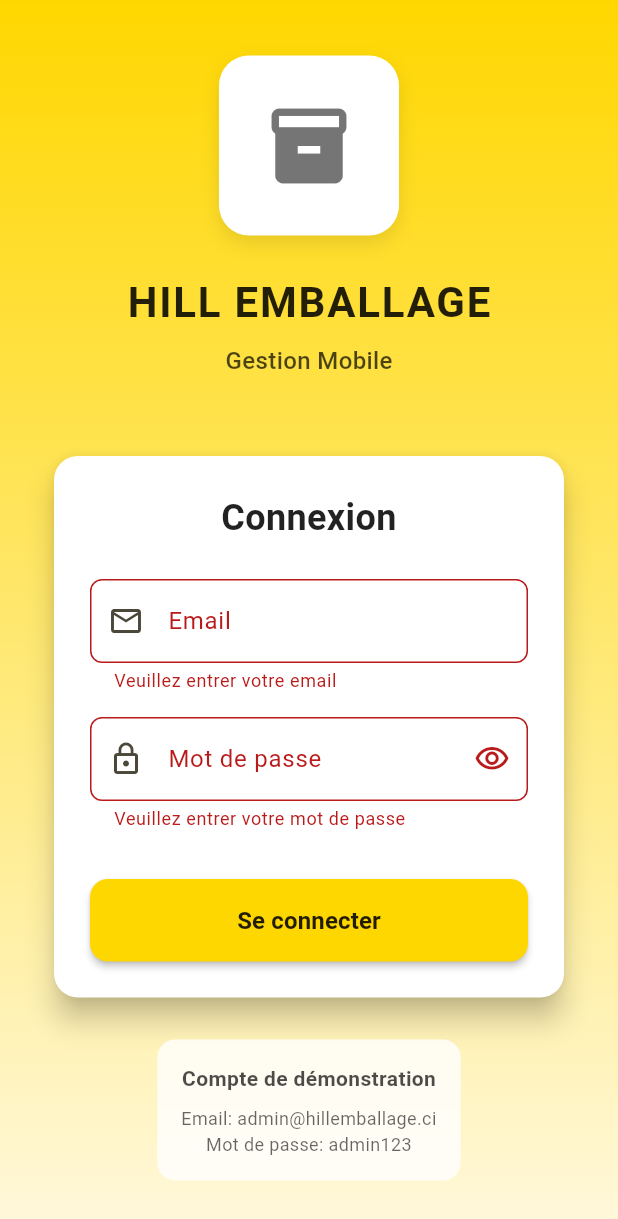
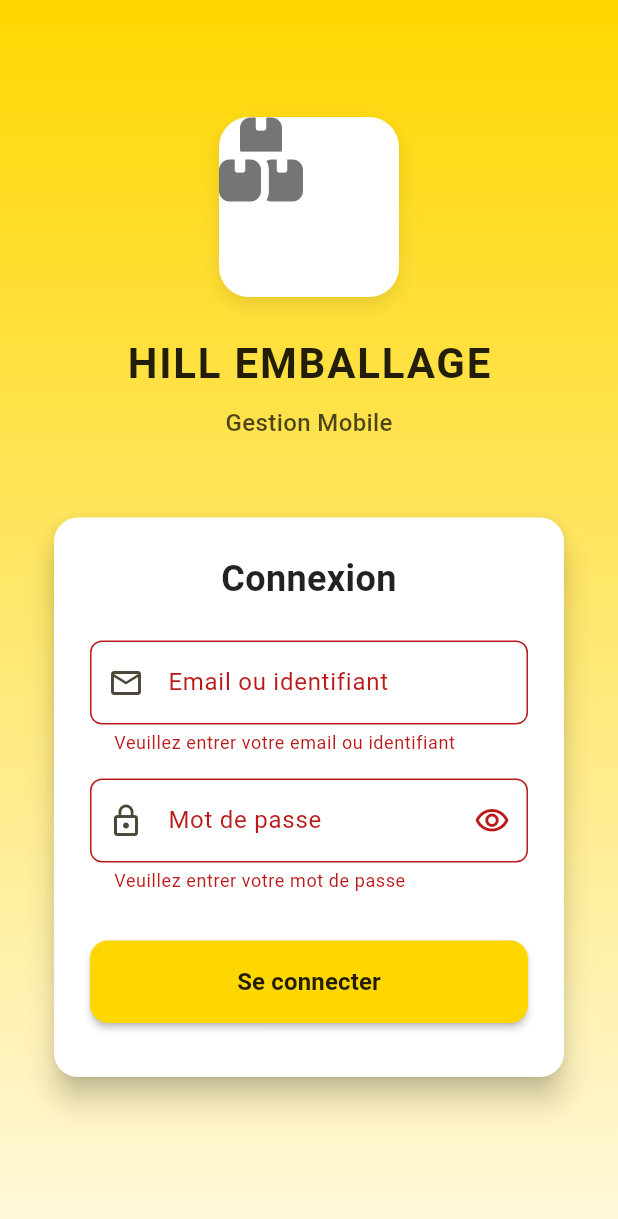
Before and after one commit to pytharchimede/hill_emballage_erp, a Flutter app: the screen it shows after launch, after a tap on "Se connecter", on a phone screen of 412 x 824 dp. Shown: the top 1219 px of the screen. Run offline on Flutter 3.47's test engine with Material 3 defaults, Android fonts, the phone set to English and light mode, and no system bars; our stand-ins replace font_awesome_flutter, shared_preferences; accounts and stored records are empty.

Commit message:
Update app mobile

```diff
--- a/app_mobile/lib/providers/auth_provider.dart
+++ b/app_mobile/lib/providers/auth_provider.dart
@@ -1,6 +1,8 @@
 import 'package:flutter/material.dart';
 import '../models/user.dart';
 import '../services/auth_service.dart';
+import '../services/api_service.dart';
+import '../utils/storage.dart';
 
 class AuthProvider extends ChangeNotifier {
   User? _user;
@@ -20,12 +22,21 @@ class AuthProvider extends ChangeNotifier {
   }
 
   Future<void> _initialize() async {
-    // Initialisation au démarrage: vérifie le token une seule fois
+    // Initialisation au démarrage: restaurer session locale (token + user)
     _isLoading = true;
     notifyListeners();
 
     try {
-      await _verifyAndSetAuth();
+      final savedToken = await Storage.getToken();
+      final savedUser = await Storage.getUser();
+      if (savedToken != null && savedToken.isNotEmpty && savedUser != null) {
+        ApiService.setAuthToken(savedToken);
+        _user = User.fromJson(savedUser);
+        _isAuthenticated = true;
+      } else {
+        _user = null;
+        _isAuthenticated = false;
+      }
     } finally {
       _initialized = true;
       _isLoading = false;
@@ -33,22 +44,7 @@ class AuthProvider extends ChangeNotifier {
     }
   }
 
-  Future<void> _verifyAndSetAuth() async {
-    try {
-      final response = await AuthService.verifyToken();
-
-      if (response['success'] == true) {
-        _user = User.fromJson(response['user']);
-        _isAuthenticated = true;
-      } else {
-        _user = null;
-        _isAuthenticated = false;
-      }
-    } catch (_) {
-      _user = null;
-      _isAuthenticated = false;
-    }
-  }
+  // Ancienne vérification via endpoint token: non utilisée (backend non requis)
 
   // Connexion
   Future<bool> login(String email, String password) async {
@@ -61,6 +57,12 @@ class AuthProvider extends ChangeNotifier {
       if (response['success'] == true) {
         _user = User.fromJson(response['user']);
         _isAuthenticated = true;
+        // Persister token et user
+        final token = response['token'] as String?;
+        if (token != null && token.isNotEmpty) {
+          await Storage.saveToken(token);
+        }
+        await Storage.saveUser(_user!.toJson());
         notifyListeners();
         return true;
       } else {
@@ -83,18 +85,16 @@ class AuthProvider extends ChangeNotifier {
       _user = null;
       _isAuthenticated = false;
       _clearError();
+      // Nettoyer le stockage
+      await Storage.clearToken();
+      await Storage.clearUser();
       notifyListeners();
     }
   }
 
   // Vérification du token au démarrage
   Future<void> checkAuthStatus() async {
-    _setLoading(true);
-    try {
-      await _verifyAndSetAuth();
-    } finally {
-      _setLoading(false);
-    }
+    // Optionnel: pourrait appeler une API /me si disponible
   }
 
   // Mise à jour du profil
--- a/app_mobile/lib/screens/clients_screen.dart
+++ b/app_mobile/lib/screens/clients_screen.dart
@@ -5,8 +5,7 @@ class ClientsScreen extends StatelessWidget {
 
   @override
   Widget build(BuildContext context) {
-    return const Scaffold(
-      body: Center(
+    return const Center(
       child: Text(
         'Écran Clients\n(En développement)',
         textAlign: TextAlign.center,
@@ -15,7 +14,6 @@ class ClientsScreen extends StatelessWidget {
           color: Colors.grey,
         ),
       ),
-      ),
     );
   }
 }
--- a/app_mobile/lib/screens/login_screen.dart
+++ b/app_mobile/lib/screens/login_screen.dart
@@ -1,5 +1,6 @@
 import 'package:flutter/material.dart';
 import 'package:provider/provider.dart';
+import 'package:font_awesome_flutter/font_awesome_flutter.dart';
 import '../providers/auth_provider.dart';
 
 class LoginScreen extends StatefulWidget {
@@ -21,6 +22,8 @@ class _LoginScreenState extends State<LoginScreen> {
     _passwordController.dispose();
     super.dispose();
   }
+
+  // Plus de paramètres serveur: base URL fixée dans le code.
 
   Future<void> _login() async {
     if (_formKey.currentState!.validate()) {
@@ -78,9 +81,9 @@ class _LoginScreenState extends State<LoginScreen> {
                         ),
                       ],
                     ),
-                    child: const Icon(
-                      Icons.inventory_2,
-                      size: 60,
+                    child: const FaIcon(
+                      FontAwesomeIcons.boxesStacked,
+                      size: 56,
                       color: Color(0xFF757575),
                     ),
                   ),
@@ -129,21 +132,18 @@ class _LoginScreenState extends State<LoginScreen> {
                             ),
                             const SizedBox(height: 24),
 
-                            // Email
+                            // Email ou identifiant
                             TextFormField(
                               controller: _emailController,
                               keyboardType: TextInputType.emailAddress,
                               decoration: const InputDecoration(
-                                labelText: 'Email',
+                                labelText: 'Email ou identifiant',
                                 prefixIcon: Icon(Icons.email_outlined),
-                                hintText: 'Entrez votre email',
+                                hintText: 'Entrez votre email ou identifiant',
                               ),
                               validator: (value) {
                                 if (value == null || value.isEmpty) {
-                                  return 'Veuillez entrer votre email';
-                                }
-                                if (!value.contains('@')) {
-                                  return 'Veuillez entrer un email valide';
+                                  return 'Veuillez entrer votre email ou identifiant';
                                 }
                                 return null;
                               },
@@ -215,42 +215,13 @@ class _LoginScreenState extends State<LoginScreen> {
                                 );
                               },
                             ),
+                            const SizedBox(height: 12),
                           ],
                         ),
                       ),
                     ),
                   ),
                   const SizedBox(height: 24),
-
-                  // Informations de démonstration
-                  Container(
-                    padding: const EdgeInsets.all(16),
-                    decoration: BoxDecoration(
-                      color: Colors.white.withValues(alpha: 0.8),
-                      borderRadius: BorderRadius.circular(12),
-                    ),
-                    child: Column(
-                      children: [
-                        Text(
-                          'Compte de démonstration',
-                          style: TextStyle(
-                            fontSize: 14,
-                            fontWeight: FontWeight.bold,
-                            color: Colors.black.withValues(alpha: 0.7),
-                          ),
-                        ),
-                        const SizedBox(height: 8),
-                        Text(
-                          'Email: admin@hillemballage.ci\nMot de passe: admin123',
-                          textAlign: TextAlign.center,
-                          style: TextStyle(
-                            fontSize: 12,
-                            color: Colors.black.withValues(alpha: 0.6),
-                          ),
-                        ),
-                      ],
-                    ),
-                  ),
                 ],
               ),
             ),
--- a/app_mobile/lib/screens/payments_screen.dart
+++ b/app_mobile/lib/screens/payments_screen.dart
@@ -5,8 +5,7 @@ class PaymentsScreen extends StatelessWidget {
 
   @override
   Widget build(BuildContext context) {
-    return const Scaffold(
-      body: Center(
+    return const Center(
       child: Text(
         'Écran Paiements\n(En développement)',
         textAlign: TextAlign.center,
@@ -15,7 +14,6 @@ class PaymentsScreen extends StatelessWidget {
           color: Colors.grey,
         ),
       ),
-      ),
     );
   }
 }
--- a/app_mobile/lib/screens/sales_screen.dart
+++ b/app_mobile/lib/screens/sales_screen.dart
@@ -5,8 +5,7 @@ class SalesScreen extends StatelessWidget {
 
   @override
   Widget build(BuildContext context) {
-    return const Scaffold(
-      body: Center(
+    return const Center(
       child: Text(
         'Écran Ventes\n(En développement)',
         textAlign: TextAlign.center,
@@ -15,7 +14,6 @@ class SalesScreen extends StatelessWidget {
           color: Colors.grey,
         ),
       ),
-      ),
     );
   }
 }
--- a/app_mobile/lib/screens/stock_screen.dart
+++ b/app_mobile/lib/screens/stock_screen.dart
@@ -5,8 +5,7 @@ class StockScreen extends StatelessWidget {
 
   @override
   Widget build(BuildContext context) {
-    return const Scaffold(
-      body: Center(
+    return const Center(
       child: Text(
         'Écran Stock\n(En développement)',
         textAlign: TextAlign.center,
@@ -15,7 +14,6 @@ class StockScreen extends StatelessWidget {
           color: Colors.grey,
         ),
       ),
-      ),
     );
   }
 }
--- /dev/null
+++ b/app_mobile/lib/utils/storage.dart
@@ -0,0 +1,59 @@
+import 'dart:convert';
+import 'package:shared_preferences/shared_preferences.dart';
+
+class Storage {
+  static const _keyToken = 'auth_token';
+  static const _keyUser = 'auth_user_json';
+  static const _keyBaseUrl = 'api_base_url';
+
+  // Token
+  static Future<void> saveToken(String token) async {
+    final prefs = await SharedPreferences.getInstance();
+    await prefs.setString(_keyToken, token);
+  }
+
+  static Future<String?> getToken() async {
+    final prefs = await SharedPreferences.getInstance();
+    return prefs.getString(_keyToken);
+  }
+
+  static Future<void> clearToken() async {
+    final prefs = await SharedPreferences.getInstance();
+    await prefs.remove(_keyToken);
+  }
+
+  // User JSON
+  static Future<void> saveUser(Map<String, dynamic> user) async {
+    final prefs = await SharedPreferences.getInstance();
+    await prefs.setString(_keyUser, jsonEncode(user));
+  }
+
+  static Future<Map<String, dynamic>?> getUser() async {
+    final prefs = await SharedPreferences.getInstance();
+    final s = prefs.getString(_keyUser);
+    if (s == null || s.isEmpty) return null;
+    try {
+      final m = jsonDecode(s);
+      if (m is Map<String, dynamic>) return m;
+      return null;
+    } catch (_) {
+      return null;
+    }
+  }
+
+  static Future<void> clearUser() async {
+    final prefs = await SharedPreferences.getInstance();
+    await prefs.remove(_keyUser);
+  }
+
+  // Base URL
+  static Future<void> saveBaseUrl(String url) async {
+    final prefs = await SharedPreferences.getInstance();
+    await prefs.setString(_keyBaseUrl, url);
+  }
+
+  static Future<String?> getBaseUrl() async {
+    final prefs = await SharedPreferences.getInstance();
+    return prefs.getString(_keyBaseUrl);
+  }
+}
--- a/app_mobile/pubspec.yaml
+++ b/app_mobile/pubspec.yaml
@@ -27,6 +27,7 @@ dependencies:
   # UI et navigation
   flutter_screenutil: ^5.9.0
   cupertino_icons: ^1.0.6
+  font_awesome_flutter: ^10.7.0
 
   # Formulaires et validation
   flutter_form_builder: ^9.1.1
```
Also changed, not shown: app_mobile/lib/models/user.dart (+12 -2 lines), app_mobile/lib/screens/dashboard_screen.dart (+31 -1 lines), app_mobile/lib/services/api_service.dart (+10 -7 lines), app_mobile/pubspec.lock, uploads/profiles/u3_1761479881.jpg (added), web_admin/uploads/products/p_20251026115343_26001b.png (added), web_admin/uploads/products/p_20251026115407_441b39.png (added), web_admin/uploads/products/p_20251026120006_7c748c.jpg (added). Lines whose indentation alone changed are shown as unchanged.
